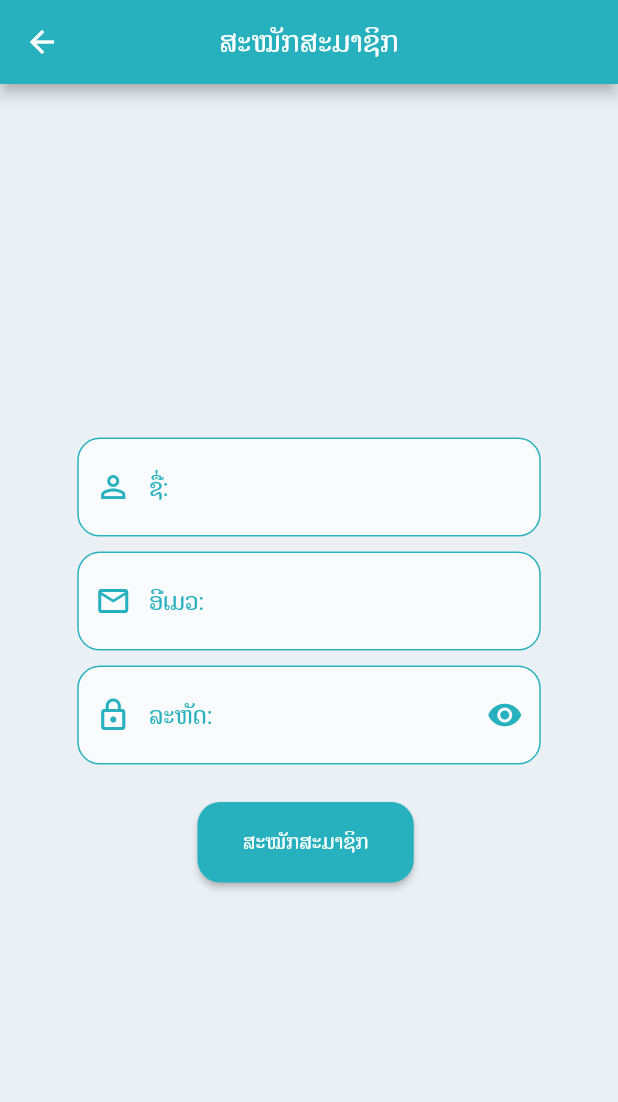
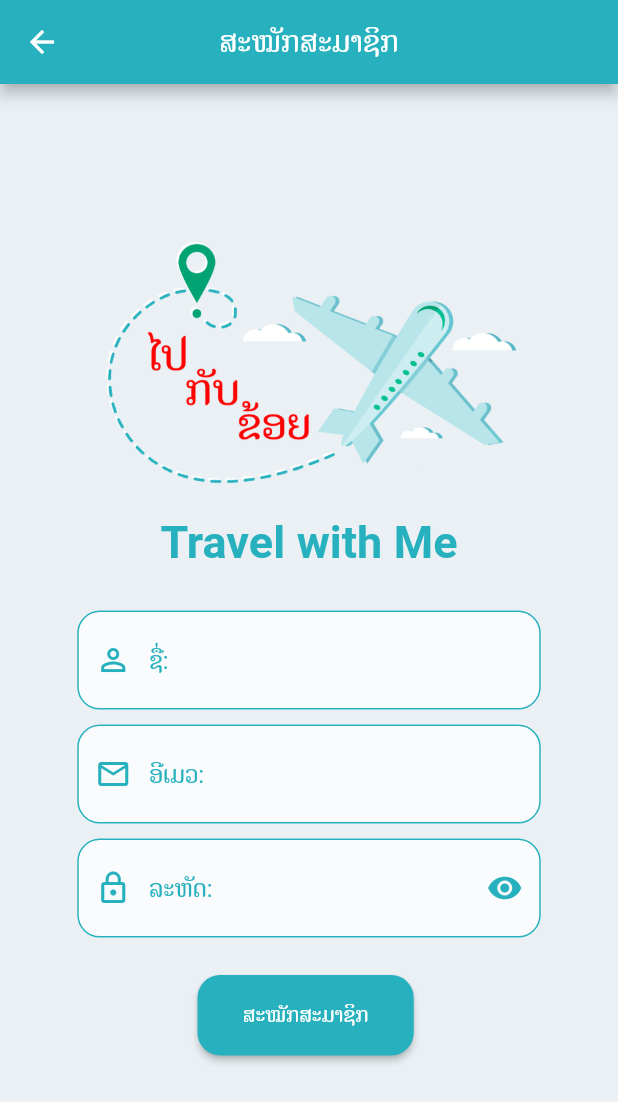
Before and after one commit to GooGodZ/Final-Flutter-Project, a Flutter app: the Register screen opened by its route, on a phone screen of 412 x 824 dp. Shown: the top 1102 px of the screen. Run offline on Flutter 3.47's test engine with Material 2 defaults, Android fonts, the phone set to English and light mode, and no system bars; our stand-ins replace cloud_firestore, firebase_auth, firebase_core; accounts and stored records are empty.

Commit message:
Start Git

```diff
--- a/lib/screens/register.dart
+++ b/lib/screens/register.dart
@@ -13,6 +13,20 @@ class _RegisterState extends State<Register> {
   double widths, heights;
   bool statusRedEye = true;
   String name, email, password;
+
+  Container buildLogo() {
+    return Container(
+      width: widths * 0.70,
+      child: Column(
+        children: [
+          MyStyle().showLogo(),
+          SizedBox(height: 5.0),
+          MyStyle().titleH1('Travel with Me'),
+          SizedBox(height: 5.0),
+        ],
+      ),
+    );
+  }
 
   Container buildUsername() {
     return Container(
@@ -186,6 +200,7 @@ class _RegisterState extends State<Register> {
             child: Column(
               mainAxisSize: MainAxisSize.min,
               children: [
+                buildLogo(),
                 buildUsername(),
                 buildEmail(),
                 buildPassword(),
```
